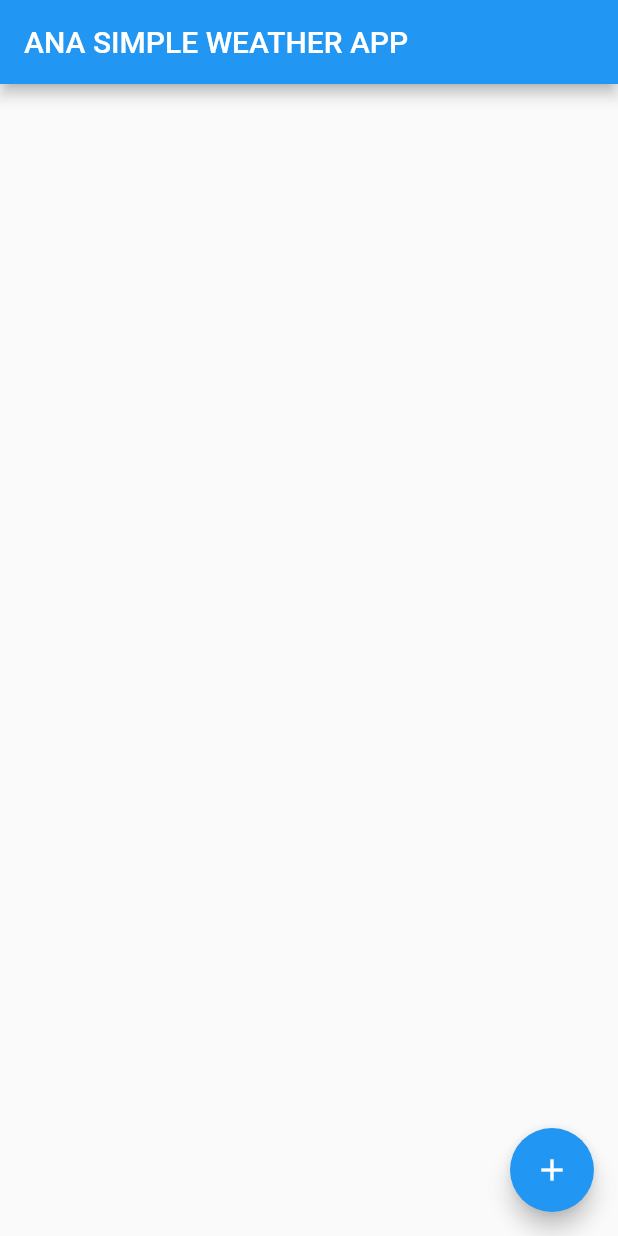
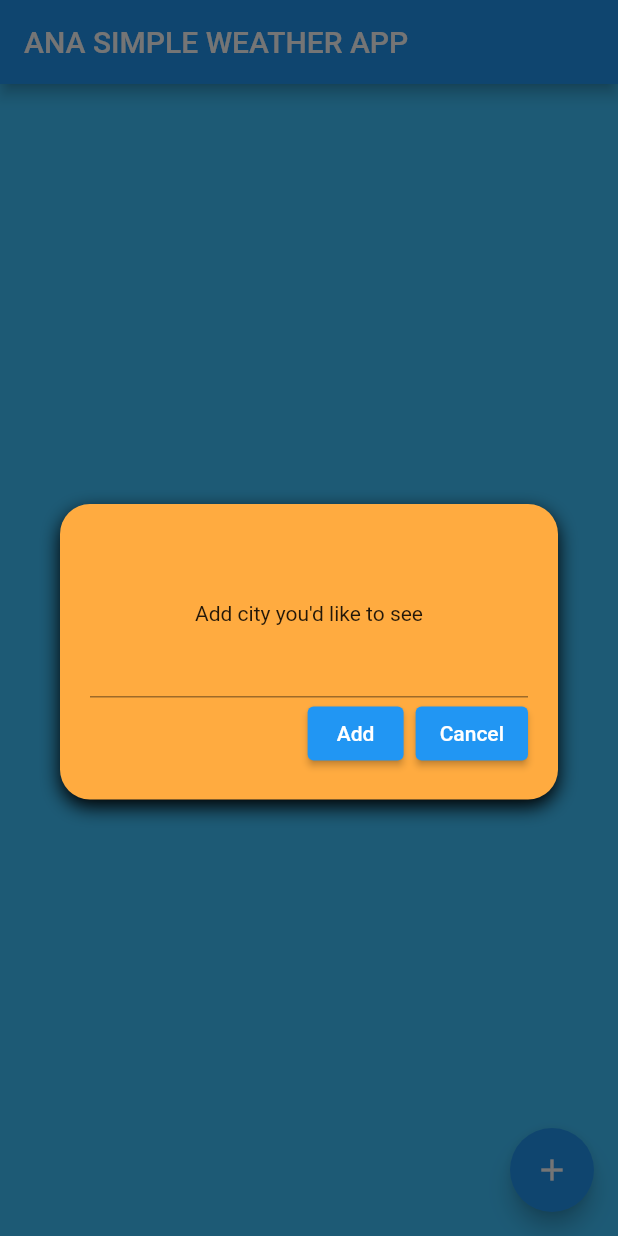
Before and after one commit to Aaron2464/ana_weather, a Flutter app: the screen it shows after launch, after a tap on the "add" icon, on a phone screen of 412 x 824 dp. Run offline on Flutter 3.47's test engine with Material 2 defaults, Android fonts, the phone set to English and light mode, and no system bars; our stand-ins replace fluttertoast, rxdart, sqflite; accounts and stored records are empty; network calls fail.

Commit message:
Add sqflite model to store data

```diff
--- a/lib/bloc/weather_bloc.dart
+++ b/lib/bloc/weather_bloc.dart
@@ -1,5 +1,7 @@
 import 'package:ana_weather/beans/city_bean/city_weather_bean.dart';
-import 'package:ana_weather/beans/location_bean/LocationWeatherBean.dart';
+import 'package:ana_weather/beans/location_bean/location_weather_bean.dart';
+import 'package:ana_weather/beans/weather_bean/weather_bean.dart';
+import 'package:ana_weather/model/weather_model.dart';
 import 'package:ana_weather/network_helper/NetworkHelper.dart';
 import 'package:fluttertoast/fluttertoast.dart';
 import 'package:rxdart/rxdart.dart';
@@ -7,12 +9,18 @@ import 'package:rxdart/rxdart.dart';
 class WeatherBloc {
   NetworkHelper _networkHelper = NetworkHelper();
 
-  final _cityWeatherFetcher = PublishSubject<CityWeatherBean>();
+  final _cityWeathersFetcher = PublishSubject<List<WeatherBean>>();
   final _locationWeatherFetcher = PublishSubject<LocationWeatherBean>();
 
-  Stream<CityWeatherBean> get cityWeatherFetcher => _cityWeatherFetcher.stream;
+  Stream<List<WeatherBean>> get cityWeathersFetcher =>
+      _cityWeathersFetcher.stream;
   Stream<LocationWeatherBean> get locationWeatherFetcher =>
       _locationWeatherFetcher.stream;
+
+  getWeathers() async {
+    List<WeatherBean> bean = await WeatherModel().weathers();
+    _cityWeathersFetcher.sink.add(bean);
+  }
 
   getLocationWeather(double lat, double lon) async {
     LocationWeatherBean result = await _networkHelper.fetchLocationWeather(
@@ -20,10 +28,9 @@ class WeatherBloc {
       lon: lon,
     );
 
-    print(result.toJson());
-    if (result.cod == 200)
+    if (int.parse(result.cod) == 200) {
       _locationWeatherFetcher.sink.add(result);
-    else
+    } else
       Fluttertoast.showToast(
           msg: result.message ?? 'Oops, something wrong',
           toastLength: Toast.LENGTH_SHORT,
@@ -34,9 +41,9 @@ class WeatherBloc {
 
   getCityWeather(String city) async {
     CityWeatherBean result = await _networkHelper.fetchCityWeather(city: city);
-    if (result.cod == 200)
-      _cityWeatherFetcher.sink.add(result);
-    else
+    if (result.cod == 200) {
+      getWeathers();
+    } else
       Fluttertoast.showToast(
           msg: result.message ?? 'Oops, something wrong',
           toastLength: Toast.LENGTH_SHORT,
@@ -46,7 +53,7 @@ class WeatherBloc {
   }
 
   dispose() {
-    _cityWeatherFetcher.close();
+    _cityWeathersFetcher.close();
     _locationWeatherFetcher.close();
   }
 }
--- a/lib/main.dart
+++ b/lib/main.dart
@@ -1,7 +1,13 @@
+import 'package:ana_weather/beans/location_bean/location_weather_bean.dart';
+import 'package:ana_weather/beans/weather_bean/weather_bean.dart';
 import 'package:ana_weather/bloc/weather_bloc.dart';
+import 'package:ana_weather/model/databse_helper.dart';
+import 'package:ana_weather/utilities/constants.dart';
 import 'package:flutter/material.dart';
 
-void main() {
+void main() async {
+  WidgetsFlutterBinding.ensureInitialized();
+  await DatabaseHelper.instance.database;
   runApp(MyApp());
 }
 
@@ -28,12 +34,13 @@ class ANAWeatherPage extends StatefulWidget {
 
 class _ANAWeatherPageState extends State<ANAWeatherPage> {
   WeatherBloc _weatherBloc = WeatherBloc();
+  TextEditingController textEditingController = TextEditingController();
 
   @override
   void initState() {
     super.initState();
-    _weatherBloc.getCityWeather('Taipei');
     _weatherBloc.getLocationWeather(25.0, 120.5319);
+    _weatherBloc.getWeathers();
   }
 
   @override
@@ -42,14 +49,114 @@ class _ANAWeatherPageState extends State<ANAWeatherPage> {
       appBar: AppBar(
         title: Text(widget.title),
       ),
-      body: Center(
+      body: Container(
+        color: Colors.lightBlueAccent,
+        padding: EdgeInsets.all(8.0),
         child: Column(
           mainAxisAlignment: MainAxisAlignment.center,
-          children: <Widget>[],
+          children: <Widget>[
+            StreamBuilder(
+              stream: _weatherBloc.locationWeatherFetcher,
+              builder: (BuildContext context,
+                  AsyncSnapshot<LocationWeatherBean> snapshot) {
+                if (snapshot.hasData) {
+                  return Container(
+                    child: weatherRow(
+                        src:
+                            '$iconUrl/${snapshot.data!.list?[0].weather?[0].icon}@2x.png',
+                        city: snapshot.data!.list![0].name ?? '',
+                        temp: snapshot.data!.list![0].main!.temp!),
+                  );
+                }
+                return SizedBox();
+              },
+            ),
+            Expanded(
+              child: StreamBuilder(
+                stream: _weatherBloc.cityWeathersFetcher,
+                builder: (BuildContext context,
+                    AsyncSnapshot<List<WeatherBean>> snapshot) {
+                  if (snapshot.hasData)
+                    return Container(
+                      child: ListView.builder(
+                        itemCount: snapshot.data!.length,
+                        itemBuilder: (BuildContext context, int index) {
+                          return Container(
+                            color: index % 2 == 0
+                                ? Colors.white60
+                                : Colors.transparent,
+                            child: weatherRow(
+                                src:
+                                    '$iconUrl/${snapshot.data![index].icon}@2x.png',
+                                city: snapshot.data![index].city ?? '',
+                                temp: snapshot.data![index].temp!),
+                          );
+                        },
+                      ),
+                    );
+                  return SizedBox();
+                },
+              ),
+            ),
+          ],
         ),
       ),
       floatingActionButton: FloatingActionButton(
-        onPressed: () {},
+        onPressed: () {
+          showDialog(
+            context: context,
+            builder: (BuildContext context) {
+              return Dialog(
+                shape: RoundedRectangleBorder(
+                  borderRadius: BorderRadius.circular(20),
+                ),
+                elevation: 0,
+                backgroundColor: Colors.transparent,
+                child: Container(
+                  padding:
+                      EdgeInsets.only(left: 20, top: 65, right: 20, bottom: 20),
+                  margin: EdgeInsets.only(top: 45),
+                  decoration: BoxDecoration(
+                    color: Colors.orangeAccent,
+                    shape: BoxShape.rectangle,
+                    borderRadius: BorderRadius.circular(20),
+                    boxShadow: [
+                      BoxShadow(offset: Offset(0, 5), blurRadius: 10),
+                    ],
+                  ),
+                  child: Column(
+                    mainAxisSize: MainAxisSize.min,
+                    children: <Widget>[
+                      Text('Add city you\'d like to see'),
+                      TextField(controller: textEditingController),
+                      Row(
+                        mainAxisAlignment: MainAxisAlignment.end,
+                        children: [
+                          ElevatedButton(
+                            onPressed: () {
+                              _weatherBloc
+                                  .getCityWeather(textEditingController.text);
+                              textEditingController.text = '';
+                              Navigator.of(context).pop();
+                            },
+                            child: Text('Add'),
+                          ),
+                          SizedBox(width: 8.0),
+                          ElevatedButton(
+                            onPressed: () {
+                              Navigator.of(context).pop();
+                            },
+                            child: Text('Cancel'),
+                          ),
+                        ],
+                      ),
+                    ],
+                  ),
+                ),
+              );
+            },
+          );
+        },
         tooltip: 'Add City',
         child: Icon(Icons.add),
       ), // This trailing comma makes auto-formatting nicer for build methods.
@@ -61,4 +168,21 @@ class _ANAWeatherPageState extends State<ANAWeatherPage> {
     super.dispose();
     _weatherBloc.dispose();
   }
+
+  Widget weatherRow(
+      {required String src, required String city, required double temp}) {
+    return Row(
+      mainAxisAlignment: MainAxisAlignment.spaceEvenly,
+      children: [
+        Image.network(src),
+        Text(
+          city,
+          style: TextStyle(fontSize: 24.0),
+          overflow: TextOverflow.ellipsis,
+        ),
+        Text('${(temp - 273.15).toStringAsFixed(1)} °C',
+            style: TextStyle(fontSize: 24.0)),
+      ],
+    );
+  }
 }
--- /dev/null
+++ b/lib/model/databse_helper.dart
@@ -0,0 +1,35 @@
+import 'package:path/path.dart';
+import 'package:sqflite/sqflite.dart';
+
+class DatabaseHelper {
+  static final _databaseName = "weather_database.db";
+  static final _databaseVersion = 1;
+
+  DatabaseHelper._();
+
+  static final DatabaseHelper instance = DatabaseHelper._();
+
+  static Database? _database;
+
+  Future<Database?> get database async {
+    _database = await _initDatabase();
+    return _database;
+  }
+
+  _initDatabase() async {
+    String path = join(await getDatabasesPath(), _databaseName);
+    return await openDatabase(path,
+        version: _databaseVersion, onCreate: _onCreate);
+  }
+
+  Future _onCreate(Database db, int version) async {
+    await db.execute('''
+          CREATE TABLE WEATHER (
+          id INTEGER PRIMARY KEY AUTOINCREMENT,
+          city TEXT NOT NULL,
+          temp TEXT,
+          icon TEXT
+          )
+          ''');
+  }
+}
--- /dev/null
+++ b/lib/model/weather_model.dart
@@ -0,0 +1,44 @@
+import 'package:ana_weather/beans/weather_bean/weather_bean.dart';
+import 'package:ana_weather/model/databse_helper.dart';
+import 'package:sqflite/sqflite.dart';
+
+class WeatherModel {
+  Future<void> insertWeather(WeatherBean bean) async {
+    final db = await DatabaseHelper.instance.database;
+    await db!.insert('WEATHER', bean.toJson(),
+        conflictAlgorithm: ConflictAlgorithm.replace);
+  }
+
+  Future<List<WeatherBean>> weathers() async {
+    final db = await DatabaseHelper.instance.database;
+
+    final List<Map<String, dynamic>> maps = await db!.query('WEATHER');
+
+    return List.generate(maps.length, (i) {
+      return WeatherBean(
+        city: maps[i]['city'],
+        temp: double.parse(maps[i]['temp']),
+        icon: maps[i]['icon'],
+      );
+    });
+  }
+
+  Future<void> updateWeather(WeatherBean bean) async {
+    final db = await DatabaseHelper.instance.database;
+    await db!.update(
+      'WEATHER',
+      bean.toJson(),
+      where: 'city = ?',
+      whereArgs: [bean.city],
+    );
+  }
+
+  Future<void> deleteWeather(String city) async {
+    final db = await DatabaseHelper.instance.database;
+    await db!.delete(
+      'WEATHER',
+      where: 'city = ?',
+      whereArgs: [city],
+    );
+  }
+}
--- a/lib/network_helper/NetworkHelper.dart
+++ b/lib/network_helper/NetworkHelper.dart
@@ -1,11 +1,15 @@
 import 'dart:convert';
 
 import 'package:ana_weather/beans/city_bean/city_weather_bean.dart';
-import 'package:ana_weather/beans/location_bean/LocationWeatherBean.dart';
+import 'package:ana_weather/beans/location_bean/location_weather_bean.dart';
+import 'package:ana_weather/beans/weather_bean/weather_bean.dart';
+import 'package:ana_weather/model/weather_model.dart';
 import 'package:ana_weather/utilities/constants.dart';
 import 'package:http/http.dart' as http;
 
 class NetworkHelper {
+  WeatherModel _weatherModel = WeatherModel();
+
   Future fetchLocationWeather(
       {required double lat, required double lon}) async {
     http.Response response = await http.get(
@@ -18,6 +22,11 @@ class NetworkHelper {
     http.Response response =
         await http.get(Uri.parse('$weatherApi/weather?q=$city&appid=$apiKey'));
     final parse = json.decode(response.body);
-    return CityWeatherBean.fromJson(parse);
+    CityWeatherBean bean = CityWeatherBean.fromJson(parse);
+    if (response.statusCode == 200) {
+      _weatherModel.insertWeather(WeatherBean(
+          city: bean.name, temp: bean.main!.temp, icon: bean.weather![0].icon));
+    }
+    return bean;
   }
 }
--- a/lib/utilities/constants.dart
+++ b/lib/utilities/constants.dart
@@ -3,4 +3,4 @@
 const apiKey = 'c8e7f82c6a2985878d9c57c9629cf1c6';
 const weatherApi = 'https://api.openweathermap.org/data/2.5';
 //https://openweathermap.org/img/wn/01d.png
-const iconUrl = 'https://openweathermap.org/img/wn/';
+const iconUrl = 'https://openweathermap.org/img/wn';
```
